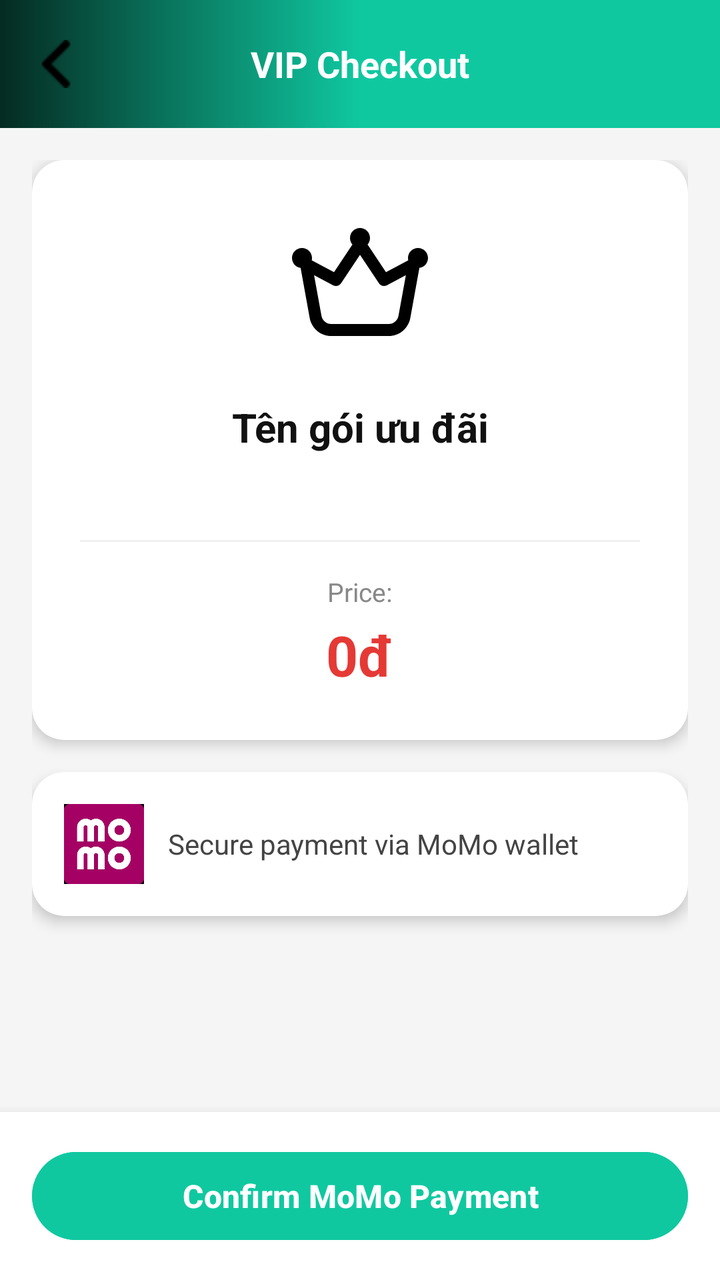
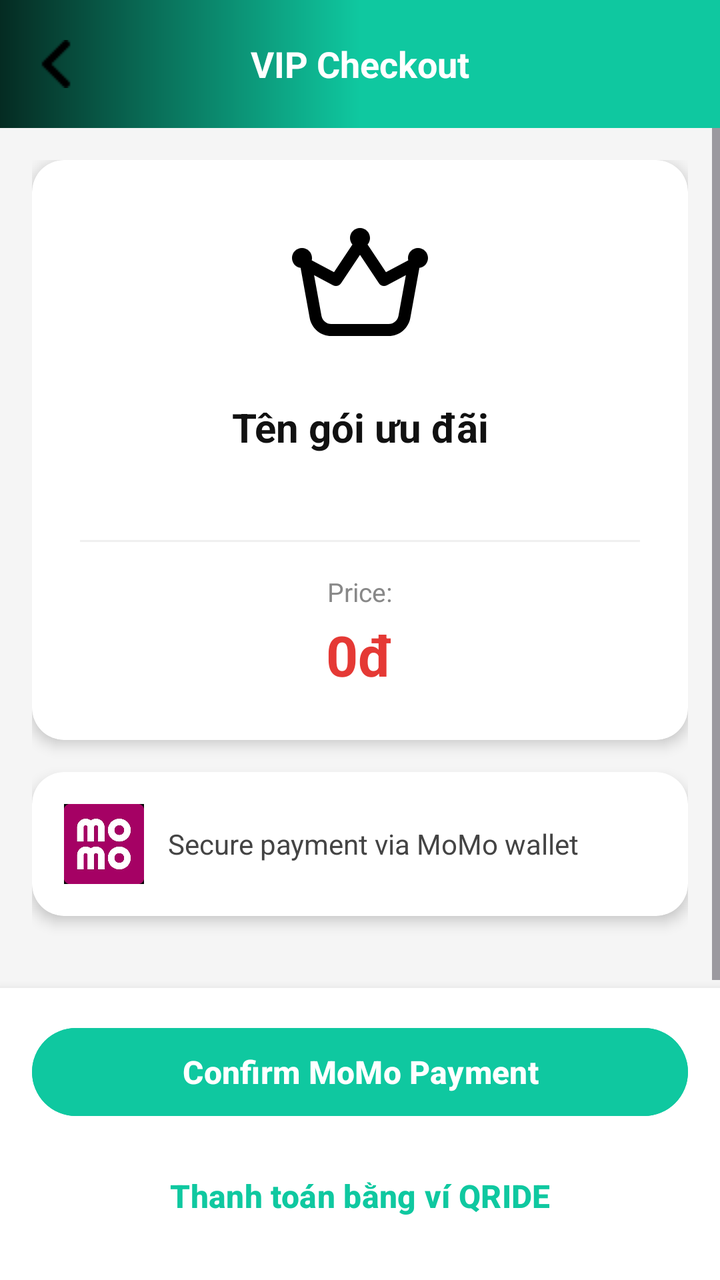

An Android layout rendered at two revisions. The XML below is the earlier revision; the diff shows what the commit changed to produce the second picture.
<!-- AndroidManifest.xml: application theme Theme.Qride -->
<!-- res/layout/activity_vip_checkout.xml -->
<?xml version="1.0" encoding="utf-8"?>
<LinearLayout xmlns:android="http://schemas.android.com/apk/res/android"
    xmlns:app="http://schemas.android.com/apk/res-auto"
    android:layout_width="match_parent"
    android:layout_height="match_parent"
    android:orientation="vertical"
    android:background="#F5F5F5">

    
    <LinearLayout
        android:layout_width="match_parent"
        android:layout_height="?attr/actionBarSize"
        android:background="@drawable/bg_gradient_nhapmaqr"
        android:gravity="center_vertical"
        android:orientation="horizontal"
        android:padding="16dp">

        <ImageView
            android:id="@+id/btnBack"
            android:layout_width="24dp"
            android:layout_height="24dp"
            android:src="@drawable/ic_arrow_back"
            android:contentDescription="Back" />

        <TextView
            android:layout_width="0dp"
            android:layout_height="wrap_content"
            android:layout_weight="1"
            android:gravity="center"
            android:text="@string/vip_checkout_title"
            android:textColor="#FFFFFF"
            android:textSize="18sp"
            android:textStyle="bold" />

        
        <View
            android:layout_width="24dp"
            android:layout_height="24dp" />
    </LinearLayout>

    
    <ScrollView
        android:layout_width="match_parent"
        android:layout_height="0dp"
        android:layout_weight="1"
        android:fillViewport="true">

        <LinearLayout
            android:layout_width="match_parent"
            android:layout_height="wrap_content"
            android:orientation="vertical"
            android:padding="16dp">

            
            <androidx.cardview.widget.CardView
                android:layout_width="match_parent"
                android:layout_height="wrap_content"
                app:cardCornerRadius="16dp"
                app:cardElevation="4dp"
                app:cardBackgroundColor="#FFFFFF"
                android:layout_marginBottom="16dp">

                <LinearLayout
                    android:layout_width="match_parent"
                    android:layout_height="wrap_content"
                    android:orientation="vertical"
                    android:padding="24dp"
                    android:gravity="center">

                    
                    <ImageView
                        android:id="@+id/ivVoucherIcon"
                        android:layout_width="80dp"
                        android:layout_height="80dp"
                        android:src="@drawable/ic_membership_crown"
                        android:layout_marginBottom="16dp"
                        android:contentDescription="@null"/>

                    
                    <TextView
                        android:id="@+id/tvVoucherName"
                        android:layout_width="wrap_content"
                        android:layout_height="wrap_content"
                        android:text="Tên gói ưu đãi"
                        android:textColor="#111111"
                        android:textSize="20sp"
                        android:textStyle="bold"
                        android:gravity="center"
                        android:layout_marginBottom="8dp"/>

                    
                    <TextView
                        android:id="@+id/tvVoucherBenefit"
                        android:layout_width="wrap_content"
                        android:layout_height="wrap_content"
                        android:text=""
                        android:textColor="@color/xanhNgoc"
                        android:textSize="14sp"
                        android:gravity="center"
                        android:layout_marginBottom="16dp"/>

                    
                    <View
                        android:layout_width="match_parent"
                        android:layout_height="1dp"
                        android:background="#F0F0F0"
                        android:layout_marginBottom="16dp"/>

                    
                    <TextView
                        android:layout_width="wrap_content"
                        android:layout_height="wrap_content"
                        android:text="@string/vip_checkout_price_label"
                        android:textColor="#888888"
                        android:textSize="13sp"
                        android:layout_marginBottom="4dp"/>

                    
                    <TextView
                        android:id="@+id/tvVoucherPrice"
                        android:layout_width="wrap_content"
                        android:layout_height="wrap_content"
                        android:text="0đ"
                        android:textColor="#E53935"
                        android:textSize="28sp"
                        android:textStyle="bold" />

                </LinearLayout>
            </androidx.cardview.widget.CardView>

            
            <androidx.cardview.widget.CardView
                android:layout_width="match_parent"
                android:layout_height="wrap_content"
                app:cardCornerRadius="16dp"
                app:cardElevation="4dp"
                app:cardBackgroundColor="#FFFFFF"
                android:layout_marginBottom="24dp">

                <LinearLayout
                    android:layout_width="match_parent"
                    android:layout_height="wrap_content"
                    android:orientation="horizontal"
                    android:padding="16dp"
                    android:gravity="center_vertical">

                    <ImageView
                        android:layout_width="40dp"
                        android:layout_height="40dp"
                        android:src="@drawable/momo"
                        android:scaleType="centerInside"
                        android:contentDescription="MoMo" />

                    <TextView
                        android:layout_width="0dp"
                        android:layout_height="wrap_content"
                        android:layout_weight="1"
                        android:layout_marginStart="12dp"
                        android:text="@string/vip_checkout_note"
                        android:textColor="#444444"
                        android:textSize="14sp"/>

                    <ImageView
                        android:layout_width="20dp"
                        android:layout_height="20dp"
                        android:src="@drawable/ic_arrow_right"
                        android:contentDescription="@null"
                        android:alpha="0.4"/>

                </LinearLayout>
            </androidx.cardview.widget.CardView>

        </LinearLayout>
    </ScrollView>

    
    <LinearLayout
        android:layout_width="match_parent"
        android:layout_height="wrap_content"
        android:orientation="vertical"
        android:background="#FFFFFF"
        android:padding="16dp"
        android:elevation="8dp">

        <Button
            android:id="@+id/btnConfirmPayment"
            android:layout_width="match_parent"
            android:layout_height="52dp"
            android:text="@string/vip_checkout_confirm"
            android:textColor="#FFFFFF"
            android:textStyle="bold"
            android:textSize="16sp"
            android:backgroundTint="@color/xanhNgoc" />

    </LinearLayout>

</LinearLayout>
<!-- resources referenced by this layout -->
<resources>
  <color name="xanhNgoc">#0FC8A0</color>
  <!-- drawable bg_gradient_nhapmaqr (drawable) -->
  <?xml version="1.0" encoding="utf-8"?>
  <shape xmlns:android="http://schemas.android.com/apk/res/android"
      android:shape="rectangle">
  
      <gradient
          android:angle="9180" android:centerColor="#0FC8A0"
          android:endColor="#052B22"
          android:startColor="@color/xanhNgoc"
          android:type="linear" />
  
  </shape>
  <!-- drawable ic_arrow_back: png bitmap (drawable, 314 bytes) -->
  <!-- drawable ic_arrow_right: png bitmap (drawable, 872 bytes) -->
  <!-- drawable ic_membership_crown (drawable) -->
  <vector xmlns:android="http://schemas.android.com/apk/res/android"
      android:width="24dp"
      android:height="24dp"
      android:viewportWidth="640"
      android:viewportHeight="640">
  
      <path
          android:fillColor="#000000"
          android:pathData="M350.3,146.1C356.4,139.1 360,130 360,120C360,97.9 342.1,80 320,80C297.9,80 280,97.9 280,120C280,130 283.7,139.1 289.7,146.1L216.1,256.6L127,209.1C127.7,206.2 128,203.2 128,200C128,177.9 110.1,160 88,160C65.9,160 48,177.9 48,200C48,220.2 63,236.9 82.4,239.6L118.8,439.7C126.4,481.5 162.9,512 205.4,512L434.6,512C477.1,512 513.6,481.6 521.2,439.7L557.6,239.6C577.1,236.9 592,220.2 592,200C592,177.9 574.1,160 552,160C529.9,160 512,177.9 512,200C512,203.1 512.4,206.1 513,209.1L423.9,256.6L350.3,146.2z
          M244,301.3L320,187.3L396,301.3C402.8,311.6 416.4,315 427.3,309.2L503.5,268.6L473.9,431.2C470.4,450.2 453.9,464 434.5,464L205.3,464C186,464 169.4,450.2 165.9,431.2L136.3,268.6L212.5,309.2C223.4,315 236.9,311.6 243.8,301.3z"/>
  </vector>
  <!-- drawable momo: webp bitmap (drawable, 5314 bytes) -->
  <string name="vip_checkout_confirm">Confirm MoMo Payment</string>
  <string name="vip_checkout_note">Secure payment via MoMo wallet</string>
  <string name="vip_checkout_price_label">Price:</string>
  <string name="vip_checkout_title">VIP Checkout</string>
  <style name="Theme.Qride" parent="Base.Theme.Qride" />
  <style name="Base.Theme.Qride" parent="Theme.Material3.DayNight.NoActionBar">
          
          
      </style>
</resources>

<!-- the commit's change to res/layout/activity_vip_checkout.xml (unified diff, before → after) -->
@@ -192,6 +192,17 @@
             android:textSize="16sp"
             android:backgroundTint="@color/xanhNgoc" />
 
+        <Button
+            android:id="@+id/btnPayWallet"
+            android:layout_width="match_parent"
+            android:layout_height="52dp"
+            android:layout_marginTop="10dp"
+            android:text="Thanh toán bằng ví QRIDE"
+            android:textColor="@color/xanhNgoc"
+            android:textStyle="bold"
+            android:textSize="16sp"
+            android:backgroundTint="#FFFFFF" />
+
     </LinearLayout>
 
 </LinearLayout>
